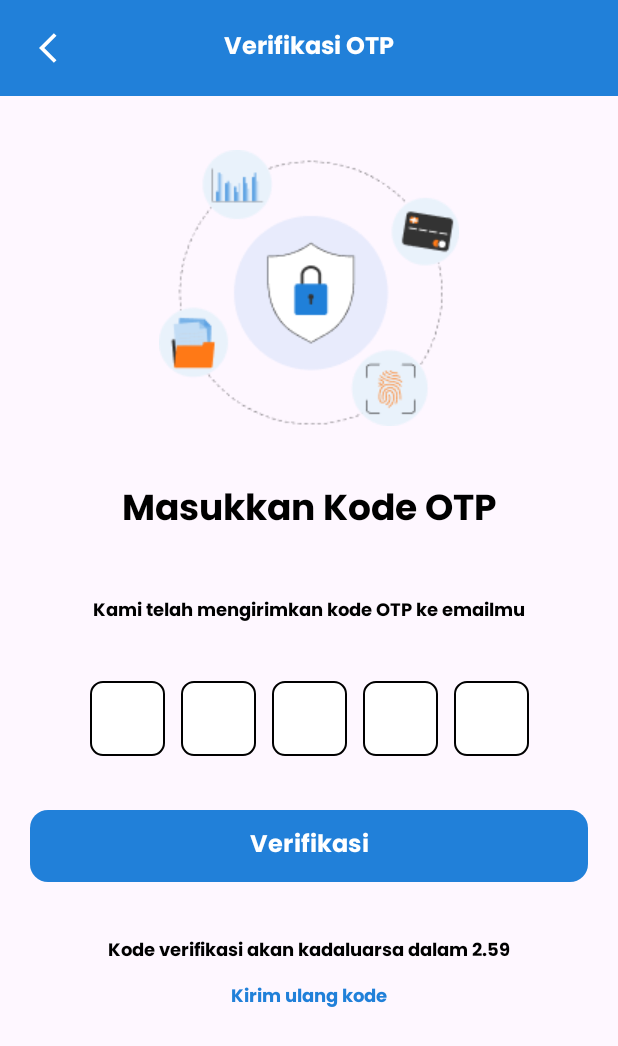
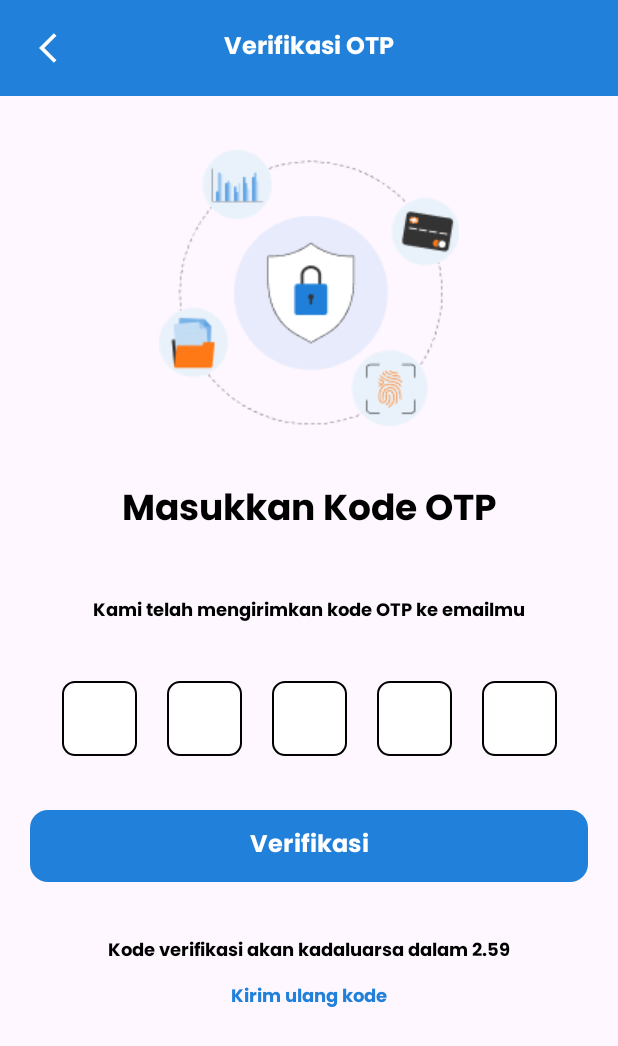
Before and after one commit to Exploreka/Exploreka-App, an Android app: the OTPActivity screen opened directly, with no data from a screen before it, on a phone screen of 412 x 824 dp. Shown: the top 1046 px of the screen. Run offline under Robolectric (Android 15) with nearby library versions, the phone set to English and light mode, and no system bars.

Commit message:
Update layout OTP

```diff
--- a/app/src/main/res/layout/activity_otp.xml
+++ b/app/src/main/res/layout/activity_otp.xml
@@ -89,8 +89,8 @@
             android:inputType="number"
             android:maxLength="1"
             android:textSize="20sp"
-            android:layout_marginStart="5dp"
-            android:layout_marginEnd="5dp"
+            android:layout_marginStart="10dp"
+            android:layout_marginEnd="10dp"
             android:gravity="center"
             android:background="@drawable/otp_box_background"
             android:padding="10dp" />
@@ -102,8 +102,8 @@
             android:inputType="number"
             android:maxLength="1"
             android:textSize="20sp"
-            android:layout_marginStart="5dp"
-            android:layout_marginEnd="5dp"
+            android:layout_marginStart="10dp"
+            android:layout_marginEnd="10dp"
             android:gravity="center"
             android:background="@drawable/otp_box_background"
             android:padding="10dp" />
@@ -115,8 +115,8 @@
             android:inputType="number"
             android:maxLength="1"
             android:textSize="20sp"
-            android:layout_marginStart="5dp"
-            android:layout_marginEnd="5dp"
+            android:layout_marginStart="10dp"
+            android:layout_marginEnd="10dp"
             android:gravity="center"
             android:background="@drawable/otp_box_background"
             android:padding="10dp" />
@@ -128,8 +128,8 @@
             android:inputType="number"
             android:maxLength="1"
             android:textSize="20sp"
-            android:layout_marginStart="5dp"
-            android:layout_marginEnd="5dp"
+            android:layout_marginStart="10dp"
+            android:layout_marginEnd="10dp"
             android:gravity="center"
             android:background="@drawable/otp_box_background"
             android:padding="10dp" />
@@ -141,8 +141,8 @@
             android:inputType="number"
             android:maxLength="1"
             android:textSize="20sp"
-            android:layout_marginStart="5dp"
-            android:layout_marginEnd="5dp"
+            android:layout_marginStart="10dp"
+            android:layout_marginEnd="10dp"
             android:gravity="center"
             android:background="@drawable/otp_box_background"
             android:padding="10dp" />
```
